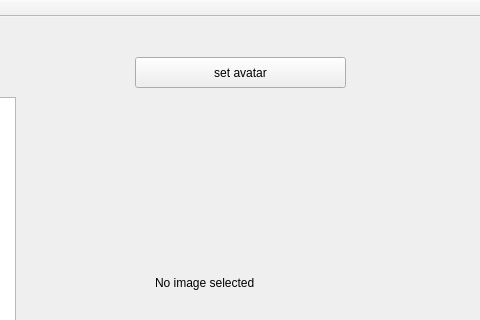
Qt form User/User/Profile_Interface.ui (xNaga09x/ProjectModernCpp) before a commit; both pictures show x 285 to 765 and y 0 to 320 of the 957 by 525 pixel window.
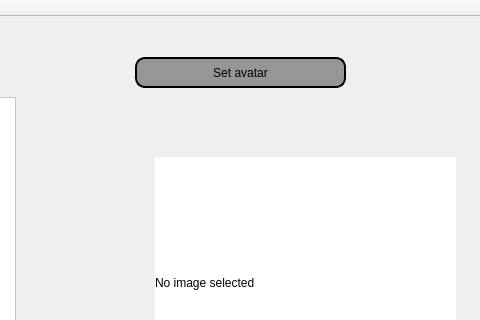
The same form after that commit.

Commit message: Design Interfaces

```diff
--- a/User/User/Profile_Interface.ui
+++ b/User/User/Profile_Interface.ui
@@ -13,6 +13,9 @@
   <property name="windowTitle">
    <string>Profile_Interface</string>
   </property>
+  <property name="styleSheet">
+   <string notr="true"/>
+  </property>
   <widget class="QWidget" name="centralWidget">
    <widget class="QListView" name="matchhistoryList">
     <property name="geometry">
@@ -23,6 +26,9 @@
       <height>311</height>
      </rect>
     </property>
+    <property name="styleSheet">
+     <string notr="true">background-color: rgb(255, 255, 255);</string>
+    </property>
    </widget>
    <widget class="QWidget" name="layoutWidget">
     <property name="geometry">
@@ -43,6 +49,9 @@
      </item>
      <item>
       <widget class="QLineEdit" name="username">
+       <property name="styleSheet">
+        <string notr="true">background-color: rgb(255, 255, 255);</string>
+       </property>
        <property name="readOnly">
         <bool>true</bool>
        </property>
@@ -59,8 +68,15 @@
       <height>31</height>
      </rect>
     </property>
+    <property name="styleSheet">
+     <string notr="true">background-color: rgb(150, 150, 150);
+border-style:outset;
+border-width:2px;
+border-radius:10px;
+border-color:black</string>
+    </property>
     <property name="text">
-     <string>set avatar</string>
+     <string>Set avatar</string>
     </property>
    </widget>
    <widget class="QLabel" name="imagelabel">
@@ -72,6 +88,9 @@
       <height>251</height>
      </rect>
     </property>
+    <property name="styleSheet">
+     <string notr="true">background-color: rgb(255, 255, 255);</string>
+    </property>
     <property name="text">
      <string>No image selected</string>
     </property>
```
The commit also changes 8 other files.
